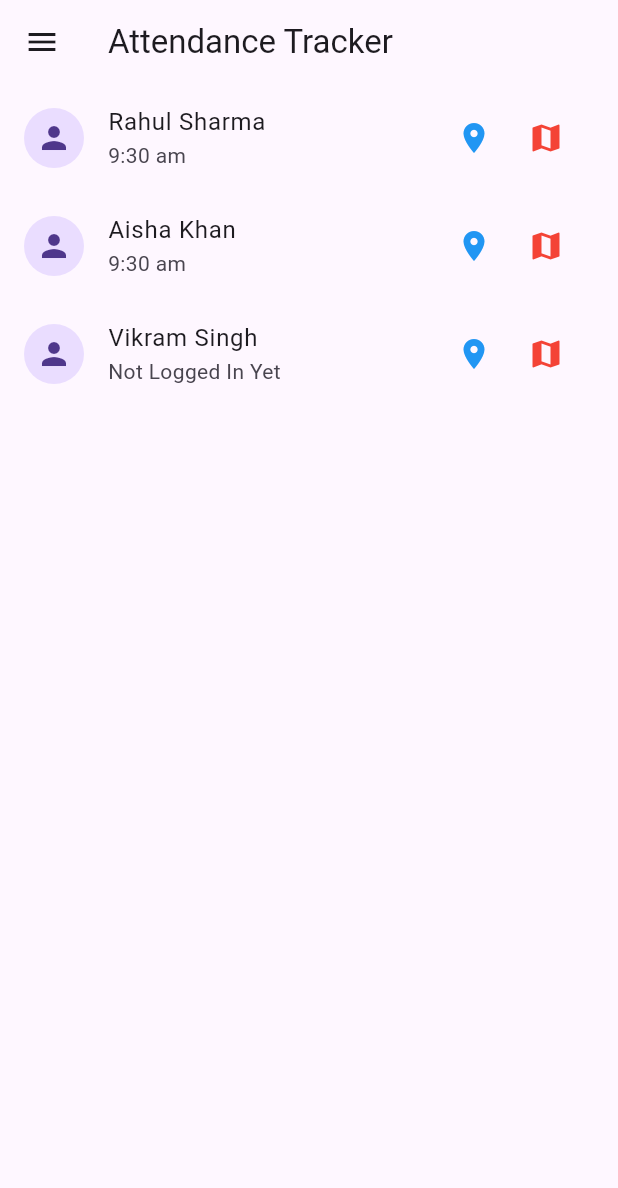
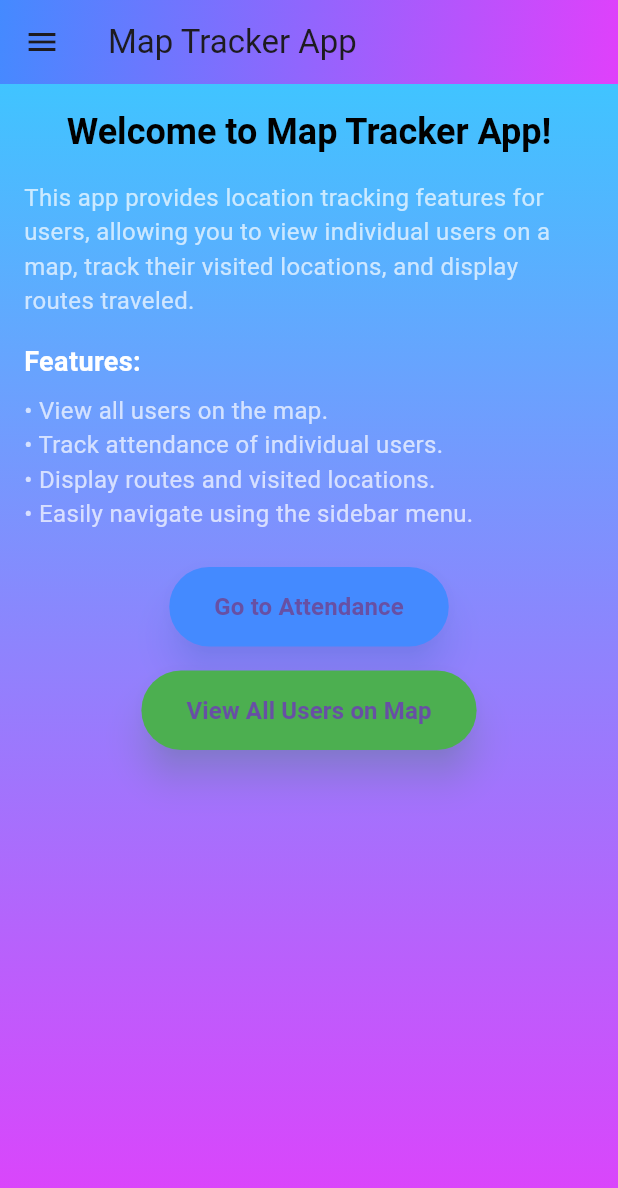
Before and after one commit to shivansh179/Location_Tracker, a Flutter app: the screen it shows after launch, on a phone screen of 412 x 824 dp. Shown: the top 1188 px of the screen. Run offline on Flutter 3.47's test engine with Material 3 defaults, Android fonts, the phone set to English and light mode, and no system bars; our stand-ins replace flutter_map, latlong2.

Commit message:
added map and location

```diff
--- a/lib/main.dart
+++ b/lib/main.dart
@@ -1,5 +1,5 @@
 import 'package:flutter/material.dart';
-import 'package:location_formatter/screen/attendance_list_screen.dart';
+import './screen/landing_page.dart';
 
 void main() {
   runApp(const MyApp());
@@ -11,12 +11,9 @@ class MyApp extends StatelessWidget {
   @override
   Widget build(BuildContext context) {
     return MaterialApp(
-      title: 'Location Tracker',
-      theme: ThemeData(
-        primarySwatch: Colors.blue,
-      ),
-      home:  AttendanceListScreen(), // Correctly imported and used
-      debugShowCheckedModeBanner: false,
+      title: 'Map Tracker App',
+      theme: ThemeData(primarySwatch: Colors.blue),
+      home: const LandingPage(), // Set the landing page as the default screen
     );
   }
 }
--- a/lib/screen/attendance_list_screen.dart
+++ b/lib/screen/attendance_list_screen.dart
@@ -1,4 +1,6 @@
 import 'package:flutter/material.dart';
+import 'landing_page.dart';
+import 'all_users_map_screen.dart';
 import 'location_screen.dart';
 
 class AttendanceListScreen extends StatelessWidget {
@@ -43,18 +45,32 @@ class AttendanceListScreen extends StatelessWidget {
               decoration: BoxDecoration(color: Colors.blue),
             ),
             ListTile(
-              leading: const Icon(Icons.timer),
-              title: const Text('Timer'),
-              onTap: () {},
+              leading: const Icon(Icons.home),
+              title: const Text('Landing Page'),
+              onTap: () {
+                Navigator.push(
+                  context,
+                  MaterialPageRoute(builder: (context) => const LandingPage()),
+                );
+              },
             ),
             ListTile(
-              leading: const Icon(Icons.calendar_today),
+              leading: const Icon(Icons.map),
+              title: const Text('All Users Map'),
+              onTap: () {
+                Navigator.push(
+                  context,
+                  MaterialPageRoute(builder: (context) => AllUsersMapScreen()),
+                );
+              },
+            ),
+            ListTile(
+              leading: const Icon(Icons.people),
               title: const Text('Attendance'),
               onTap: () {
-                Navigator.pop(context);
+                Navigator.pop(context); // Close drawer and stay on the same page
               },
             ),
-            // Add more navigation options as required.
           ],
         ),
       ),
--- /dev/null
+++ b/lib/screen/landing_page.dart
@@ -0,0 +1,189 @@
+import 'package:flutter/material.dart';
+import 'attendance_list_screen.dart';
+import 'all_users_map_screen.dart';
+
+class LandingPage extends StatelessWidget {
+  const LandingPage({super.key});
+
+  @override
+  Widget build(BuildContext context) {
+    return Scaffold(
+      appBar: AppBar(
+        title: const Text('Map Tracker App'),
+        flexibleSpace: Container(
+          decoration: const BoxDecoration(
+            gradient: LinearGradient(
+              colors: [Colors.blueAccent, Colors.purpleAccent],
+              begin: Alignment.topLeft,
+              end: Alignment.bottomRight,
+            ),
+          ),
+        ),
+      ),
+      drawer: Drawer(
+        child: Column(
+          children: [
+            Container(
+              decoration: const BoxDecoration(
+                gradient: LinearGradient(
+                  colors: [Colors.blueAccent, Colors.purpleAccent],
+                  begin: Alignment.topLeft,
+                  end: Alignment.bottomRight,
+                ),
+              ),
+              child: const UserAccountsDrawerHeader(
+                accountName: Text("Shivansh Shukla"),
+                accountEmail: Text("shivansh.shukla@example.com"),
+                currentAccountPicture: CircleAvatar(
+                  backgroundImage: AssetImage("assets/shivansh.jpg"),
+                ),
+              ),
+            ),
+            ListTile(
+              leading: const Icon(Icons.home, color: Colors.blueAccent),
+              title: const Text('Landing Page'),
+              onTap: () {
+                Navigator.push(
+                  context,
+                  MaterialPageRoute(builder: (context) => const LandingPage()),
+                );
+              },
+            ),
+            ListTile(
+              leading: const Icon(Icons.map, color: Colors.green),
+              title: const Text('All Users Map'),
+              onTap: () {
+                Navigator.push(
+                  context,
+                  MaterialPageRoute(builder: (context) => AllUsersMapScreen()),
+                );
+              },
+            ),
+            ListTile(
+              leading: const Icon(Icons.people, color: Colors.deepOrangeAccent),
+              title: const Text('Attendance'),
+              onTap: () {
+                Navigator.push(
+                  context,
+                  MaterialPageRoute(builder: (context) => AttendanceListScreen()),
+                );
+              },
+            ),
+          ],
+        ),
+      ),
+      body: Stack(
+        children: [
+          // Background gradient
+          Container(
+            decoration: const BoxDecoration(
+              gradient: LinearGradient(
+                colors: [Colors.lightBlueAccent, Colors.purpleAccent],
+                begin: Alignment.topCenter,
+                end: Alignment.bottomCenter,
+              ),
+            ),
+          ),
+          // Content
+          Padding(
+            padding: const EdgeInsets.all(16.0),
+            child: Column(
+              crossAxisAlignment: CrossAxisAlignment.start,
+              children: [
+                Center(
+                  child: Text(
+                    'Welcome to Map Tracker App!',
+                    style: Theme.of(context).textTheme.headlineSmall?.copyWith(
+                          fontWeight: FontWeight.bold,
+                          color: const Color.fromARGB(255, 0, 0, 0),
+                        ),
+                  ),
+                ),
+                const SizedBox(height: 16),
+                const Text(
+                  'This app provides location tracking features for users, allowing you to view individual users on a map, track their visited locations, and display routes traveled.',
+                  style: TextStyle(
+                    fontSize: 16,
+                    color: Colors.white70,
+                  ),
+                ),
+                const SizedBox(height: 16),
+                const Text(
+                  'Features:',
+                  style: TextStyle(
+                    fontSize: 18,
+                    fontWeight: FontWeight.bold,
+                    color: Colors.white,
+                  ),
+                ),
+                const SizedBox(height: 8),
+                const Text(
+                  '• View all users on the map.\n'
+                  '• Track attendance of individual users.\n'
+                  '• Display routes and visited locations.\n'
+                  '• Easily navigate using the sidebar menu.',
+                  style: TextStyle(
+                    fontSize: 16,
+                    color: Colors.white70,
+                  ),
+                ),
+                const SizedBox(height: 24),
+                Center(
+                  child: ElevatedButton(
+                    style: ElevatedButton.styleFrom(
+                      backgroundColor: Colors.blueAccent,
+                      padding: const EdgeInsets.symmetric(
+                          horizontal: 30, vertical: 15),
+                      shape: RoundedRectangleBorder(
+                        borderRadius: BorderRadius.circular(30),
+                      ),
+                      shadowColor: Colors.blueAccent.withOpacity(0.4),
+                      elevation: 10,
+                    ),
+                    onPressed: () {
+                      Navigator.push(
+                        context,
+                        MaterialPageRoute(
+                            builder: (context) => AttendanceListScreen()),
+                      );
+                    },
+                    child: const Text(
+                      'Go to Attendance',
+                      style: TextStyle(fontSize: 16, fontWeight: FontWeight.bold),
+                    ),
+                  ),
+                ),
+                const SizedBox(height: 16),
+                Center(
+                  child: ElevatedButton(
+                    style: ElevatedButton.styleFrom(
+                      backgroundColor: Colors.green,
+                      padding: const EdgeInsets.symmetric(
+                          horizontal: 30, vertical: 15),
+                      shape: RoundedRectangleBorder(
+                        borderRadius: BorderRadius.circular(30),
+                      ),
+                      shadowColor: Colors.green.withOpacity(0.4),
+                      elevation: 10,
+                    ),
+                    onPressed: () {
+                      Navigator.push(
+                        context,
+                        MaterialPageRoute(
+                            builder: (context) => AllUsersMapScreen()),
+                      );
+                    },
+                    child: const Text(
+                      'View All Users on Map',
+                      style: TextStyle(fontSize: 16, fontWeight: FontWeight.bold),
+                    ),
+                  ),
+                ),
+              ],
+            ),
+          ),
+        ],
+      ),
+    );
+  }
+}
```
Also changed, not shown: lib/screen/all_users_map_screen.dart (added, +75 -0 lines), lib/screen/location_screen.dart (+81 -11 lines).
